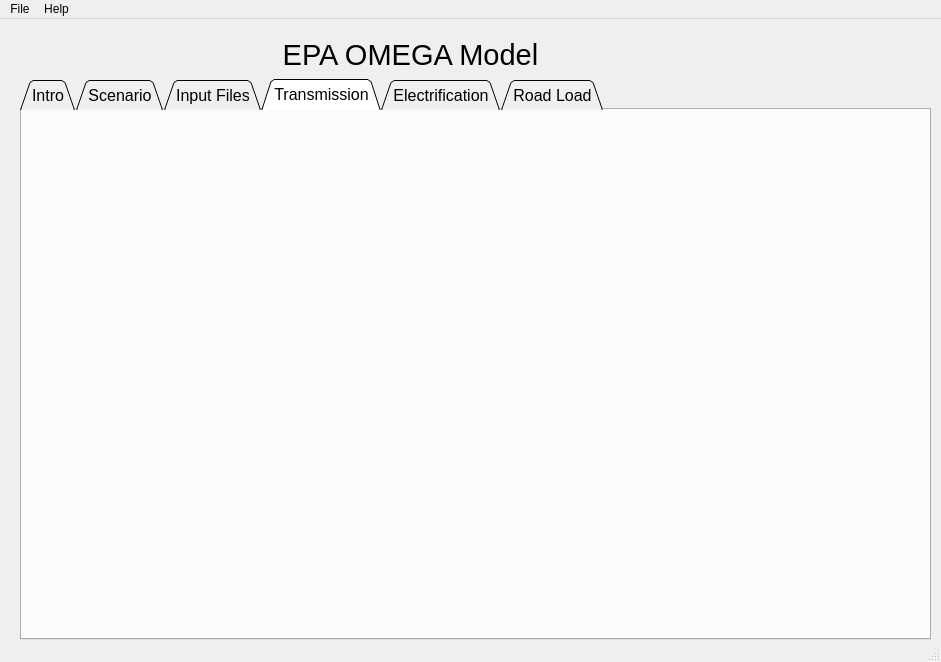
This is gui/omega_gui_v4.ui in USEPA/EPA_OMEGA_Model as Qt 5 draws it before an edit. The edited form follows.
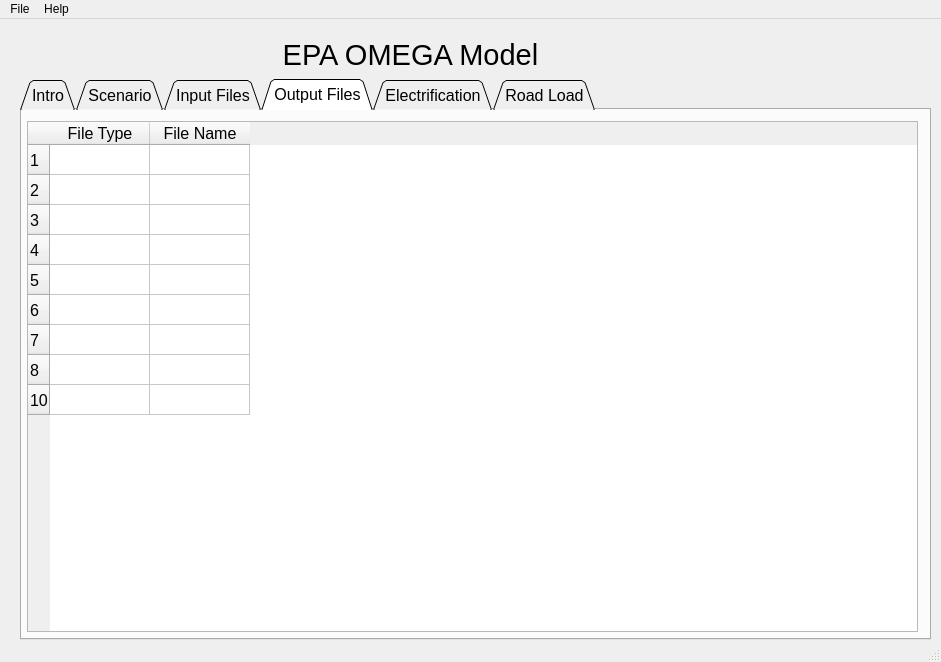
This is the edited form. The open tabs and pages were chosen to show the change. Icons and pictures are not drawn.

Patch:
```diff
--- a/gui/omega_gui_v4.ui
+++ b/gui/omega_gui_v4.ui
@@ -153,8 +153,73 @@
     </widget>
     <widget class="QWidget" name="transmission_tab">
      <attribute name="title">
-      <string>Transmission</string>
+      <string>Output Files</string>
      </attribute>
+     <widget class="QTableWidget" name="output_file_table">
+      <property name="geometry">
+       <rect>
+        <x>5</x>
+        <y>11</y>
+        <width>891</width>
+        <height>511</height>
+       </rect>
+      </property>
+      <row>
+       <property name="text">
+        <string>1</string>
+       </property>
+      </row>
+      <row>
+       <property name="text">
+        <string>2</string>
+       </property>
+      </row>
+      <row>
+       <property name="text">
+        <string>3</string>
+       </property>
+      </row>
+      <row>
+       <property name="text">
+        <string>4</string>
+       </property>
+      </row>
+      <row>
+       <property name="text">
+        <string>5</string>
+       </property>
+      </row>
+      <row>
+       <property name="text">
+        <string>6</string>
+       </property>
+      </row>
+      <row>
+       <property name="text">
+        <string>7</string>
+       </property>
+      </row>
+      <row>
+       <property name="text">
+        <string>8</string>
+       </property>
+      </row>
+      <row>
+       <property name="text">
+        <string>10</string>
+       </property>
+      </row>
+      <column>
+       <property name="text">
+        <string>File Type</string>
+       </property>
+      </column>
+      <column>
+       <property name="text">
+        <string>File Name</string>
+       </property>
+      </column>
+     </widget>
     </widget>
     <widget class="QWidget" name="electrification_tab">
      <attribute name="title">
```
Left out of the diff: 209 changed lines with no effect on the pictures.
